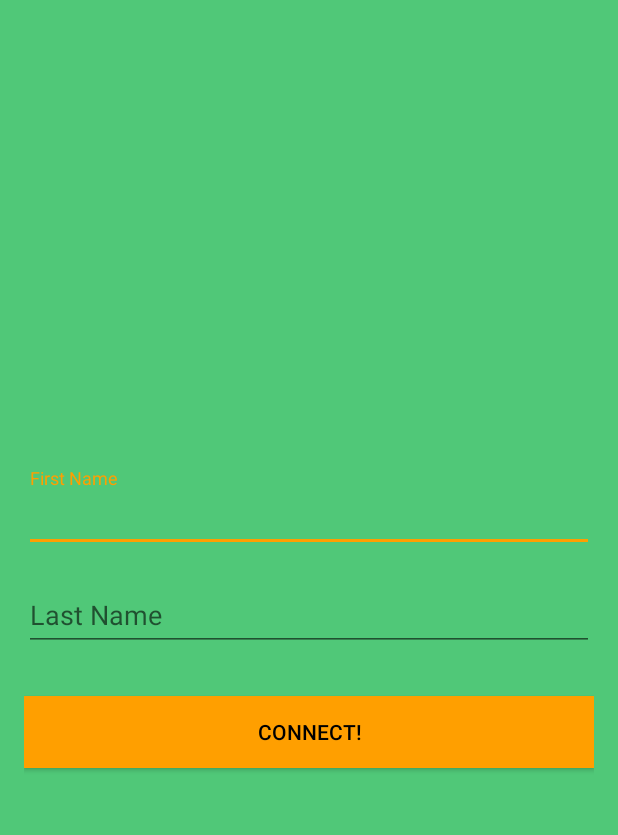
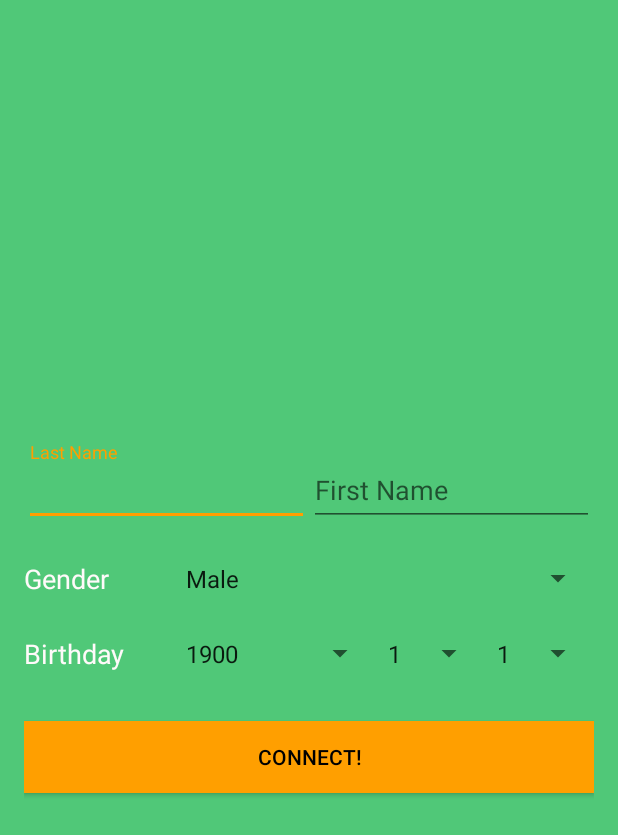
Before and after one commit to TUdeveloper/TeachU3.0.1, an Android app: the ActivityUserSetting screen opened directly, with no data from a screen before it, on a phone screen of 412 x 824 dp. Shown: the top 835 px of the screen. Run offline under Robolectric (Android 15) with nearby library versions, the phone set to English and light mode, and no system bars; our stand-ins replace Firebase (no records; nobody signed in at launch, a user with empty details on screens opened directly); libraries missing offline, so code that uses them is left out: com.facebook, com.facebook.login.

Commit message:
add language setting activity MainTab has a problem

```diff
--- a/app/src/main/java/com/mai/aso/masaya/teachu/ActivityUserSetting.java
+++ b/app/src/main/java/com/mai/aso/masaya/teachu/ActivityUserSetting.java
@@ -8,9 +8,12 @@ import android.support.v7.widget.Toolbar;
 import android.text.TextUtils;
 import android.util.Log;
 import android.view.View;
+import android.widget.AdapterView;
+import android.widget.ArrayAdapter;
 import android.widget.Button;
 import android.widget.EditText;
 import android.widget.ProgressBar;
+import android.widget.Spinner;
 import android.widget.TextView;
 import android.widget.Toast;
 import com.facebook.login.widget.LoginButton;
@@ -22,12 +25,17 @@ import com.google.firebase.auth.AuthCredential;
 import com.google.firebase.auth.AuthResult;
 import com.google.firebase.auth.FacebookAuthProvider;
 import com.google.firebase.auth.FirebaseAuth;
+import com.google.firebase.auth.FirebaseUser;
 import com.google.firebase.database.DatabaseReference;
 import com.google.firebase.database.FirebaseDatabase;
 import com.mai.aso.masaya.teachu.info.FirebaseInfo;
 
+import java.util.ArrayList;
 import java.util.Arrays;
 import java.lang.Object;
+import java.util.Calendar;
+import java.util.Collections;
+import java.util.Locale;
 import java.util.logging.LogManager;
 
 /**
@@ -37,9 +45,13 @@ public class ActivityUserSetting extends AppCompatActivity {
 
     private EditText inputFirstName, inputLastName;
     private FirebaseAuth auth;
+    private FirebaseUser user;
     private ProgressBar progressBar;
     private Button btnUserSetting;
     private LoginButton loginButton;
+    private Spinner spinner_gender, spinner_year, spinner_month, spinner_day;
+    private String[] gender_list;
+    private String setGender,setBirthday, setYear, setMonth, setDay;
     //private static final String TAG = ActivityLogin.class.getSimpleName();
 
     DatabaseReference mRootRef = FirebaseDatabase.getInstance().getReference();
@@ -48,13 +60,6 @@ public class ActivityUserSetting extends AppCompatActivity {
     protected void onCreate(Bundle savedInstanceState) {
         super.onCreate(savedInstanceState);
 
-        //auth = FirebaseAuth.getInstance();
-        //get firebase auth instance
-        //if (auth.getCurrentUser() != null) {
-        //    startActivity(new Intent(ActivityLogin.this, ActivityMainTab.class));
-        //    finish();
-        //}
-
         //set the view
         setContentView(R.layout.activity_user_setting);
 
@@ -62,9 +67,92 @@ public class ActivityUserSetting extends AppCompatActivity {
         inputLastName = (EditText) findViewById(R.id.last_name);
         progressBar = (ProgressBar) findViewById(R.id.progress_user_setting);
         btnUserSetting = (Button) findViewById(R.id.btn_user_setting);
+        spinner_gender = (Spinner)findViewById(R.id.spinner_gender);
+        spinner_year = (Spinner)findViewById(R.id.spinner_year);
+        spinner_month = (Spinner)findViewById(R.id.spinner_month);
+        spinner_day = (Spinner)findViewById(R.id.spinner_day);
+        gender_list = getResources().getStringArray(R.array.spinner_gender_list);
+
+
+        ArrayAdapter<String> genderAdapter = new ArrayAdapter<String>(this,
+                android.R.layout.simple_spinner_item, gender_list);
+        genderAdapter.setDropDownViewResource(android.R.layout.simple_spinner_dropdown_item);
+        spinner_gender.setAdapter(genderAdapter);
+
+        ArrayList<String> yearList = new ArrayList<String>();
+        int thisYear = Calendar.getInstance().get(Calendar.YEAR);
+        for (int i = 1900; i <= thisYear; i++){
+            yearList.add(Integer.toString(i));
+        }
+        ArrayAdapter<String> yearAdapter = new ArrayAdapter<String>(this,
+                android.R.layout.simple_spinner_item, yearList);
+        yearAdapter.setDropDownViewResource(android.R.layout.simple_spinner_dropdown_item);
+        spinner_year.setAdapter(yearAdapter);
+
+        ArrayList<String> monthList = new ArrayList<String>();
+        for (int i = 1; i <= 12; i++){
+            monthList.add(Integer.toString(i));
+        }
+        ArrayAdapter<String> monthAdapter = new ArrayAdapter<String>(this,
+                android.R.layout.simple_spinner_item, monthList);
+        monthAdapter.setDropDownViewResource(android.R.layout.simple_spinner_dropdown_item);
+        spinner_month.setAdapter(monthAdapter);
+
+        ArrayList<String> dayList = new ArrayList<String>();
+        for (int i = 1; i <= 31; i++){
+            dayList.add(Integer.toString(i));
+        }
+        ArrayAdapter<String> dayAdapter = new ArrayAdapter<String>(this,
+                android.R.layout.simple_spinner_item, dayList);
+        dayAdapter.setDropDownViewResource(android.R.layout.simple_spinner_dropdown_item);
+        spinner_day.setAdapter(dayAdapter);
+
+
+        spinner_gender.setOnItemSelectedListener(new AdapterView.OnItemSelectedListener() {
+            @Override
+            public void onItemSelected(AdapterView<?> parent, View view, int position, long id) {
+                setGender = parent.getItemAtPosition(position).toString();
+            }
+            @Override
+            public void onNothingSelected(AdapterView<?> parent) {
+
+            }
+        });
+
+        spinner_year.setOnItemSelectedListener(new AdapterView.OnItemSelectedListener() {
+            @Override
+            public void onItemSelected(AdapterView<?> parent, View view, int position, long id) {
+                setYear = parent.getItemAtPosition(position).toString();
+            }
+            @Override
+            public void onNothingSelected(AdapterView<?> parent) {
+
+            }
+        });
+        spinner_month.setOnItemSelectedListener(new AdapterView.OnItemSelectedListener() {
+            @Override
+            public void onItemSelected(AdapterView<?> parent, View view, int position, long id) {
+                setMonth = parent.getItemAtPosition(position).toString();
+            }
+            @Override
+            public void onNothingSelected(AdapterView<?> parent) {
+
+            }
+        });
+        spinner_day.setOnItemSelectedListener(new AdapterView.OnItemSelectedListener() {
+            @Override
+            public void onItemSelected(AdapterView<?> parent, View view, int position, long id) {
+                setDay = parent.getItemAtPosition(position).toString();
+            }
+            @Override
+            public void onNothingSelected(AdapterView<?> parent) {
+
+            }
+        });
 
         //get firebase auth instance
         auth = FirebaseAuth.getInstance();
+        user = FirebaseAuth.getInstance().getCurrentUser();
 
         btnUserSetting.setOnClickListener(new View.OnClickListener(){
             @Override
@@ -81,12 +169,16 @@ public class ActivityUserSetting extends AppCompatActivity {
                     return;
                 }
 
+                setBirthday = (setMonth + "/" + setDay + "/" + setYear);
+
                 progressBar.setVisibility(View.VISIBLE);
-                mRootRef.child(FirebaseInfo.CHILD_USERS).child(auth.getCurrentUser().getUid()).child(FirebaseInfo.USER_FIRST_NAME).setValue(first_name);
-                mRootRef.child(FirebaseInfo.CHILD_USERS).child(auth.getCurrentUser().getUid()).child(FirebaseInfo.USER_LAST_NAME).setValue(last_name);
+                mRootRef.child(FirebaseInfo.CHILD_USERS).child(user.getUid()).child(FirebaseInfo.USER_FIRST_NAME).setValue(first_name);
+                mRootRef.child(FirebaseInfo.CHILD_USERS).child(user.getUid()).child(FirebaseInfo.USER_LAST_NAME).setValue(last_name);
+                mRootRef.child(FirebaseInfo.CHILD_USERS).child(user.getUid()).child(FirebaseInfo.USER_GENDER).setValue(setGender);
+                mRootRef.child(FirebaseInfo.CHILD_USERS).child(user.getUid()).child(FirebaseInfo.USER_BIRTHDAY).setValue(setBirthday);
                 progressBar.setVisibility(View.GONE);
 
-                Intent intent = new Intent(ActivityUserSetting.this, ActivityMainTab.class);
+                Intent intent = new Intent(ActivityUserSetting.this, ActivityLanguageSetting.class);
                 intent.addFlags(Intent.FLAG_ACTIVITY_NEW_TASK);
                 intent.addFlags(Intent.FLAG_ACTIVITY_CLEAR_TASK);
                 startActivity(intent);
--- a/app/src/main/java/com/mai/aso/masaya/teachu/info/FirebaseInfo.java
+++ b/app/src/main/java/com/mai/aso/masaya/teachu/info/FirebaseInfo.java
@@ -13,4 +13,8 @@ public class FirebaseInfo {
     public static final String USER_BIRTHDAY="birthday";
     public static final String USER_EDUCATION="education";
     public static final String USER_GENDER="gender";
+    public static final String USER_COUNTRY="country";
+    public static final String USER_NATIVE_LANGUAGE="native_language";
+    public static final String USER_LEARN_LANGUAGE="learn_language";
+    public static final String USER_LEARN_LANGUAGE2="learn_language2";
 }
--- a/app/src/main/res/layout/activity_user_setting.xml
+++ b/app/src/main/res/layout/activity_user_setting.xml
@@ -15,9 +15,30 @@
         android:orientation="vertical"
         android:padding="@dimen/activity_horizontal_margin">
 
+        <LinearLayout
+            android:orientation="horizontal"
+            android:layout_width="match_parent"
+            android:layout_height="wrap_content">
+
             <android.support.design.widget.TextInputLayout
                 android:layout_width="match_parent"
-            android:layout_height="wrap_content">
+                android:layout_height="wrap_content"
+                android:layout_weight="1">
+
+                <EditText
+                    android:id="@+id/last_name"
+                    android:layout_width="fill_parent"
+                    android:layout_height="wrap_content"
+                    android:layout_marginBottom="10dp"
+                    android:hint="@string/hint_last_name"
+                    android:textColor="@android:color/white"
+                    android:textColorHint="@android:color/white" />
+            </android.support.design.widget.TextInputLayout>
+
+            <android.support.design.widget.TextInputLayout
+                android:layout_width="match_parent"
+                android:layout_height="wrap_content"
+                android:layout_weight="1">
 
                 <EditText
                     android:id="@+id/first_name"
@@ -30,21 +51,68 @@
                     android:inputType="text" />
             </android.support.design.widget.TextInputLayout>
 
-        <android.support.design.widget.TextInputLayout
+        </LinearLayout>
+
+        <LinearLayout
+            android:orientation="horizontal"
             android:layout_width="match_parent"
             android:layout_height="wrap_content">
 
-            <EditText
-                android:id="@+id/last_name"
-                android:layout_width="fill_parent"
+            <TextView
+                android:layout_width="100dp"
                 android:layout_height="wrap_content"
-                android:layout_marginBottom="10dp"
-                android:hint="@string/hint_last_name"
-                android:textColor="@android:color/white"
-                android:textColorHint="@android:color/white" />
-        </android.support.design.widget.TextInputLayout>
+                android:textAppearance="?android:attr/textAppearanceMedium"
+                android:id="@+id/textView5"
+                android:layout_gravity="center_vertical"
+                android:textColor="@color/colorWhite"
+                android:text="Gender" />
 
-        <!-- Login Button -->
+            <Spinner
+                android:layout_width="match_parent"
+                android:layout_height="50dp"
+                android:id="@+id/spinner_gender"
+                android:spinnerMode="dropdown"
+                android:layout_gravity="left" />
+        </LinearLayout>
+
+        <LinearLayout
+            android:orientation="horizontal"
+            android:layout_width="match_parent"
+            android:layout_height="wrap_content" >
+
+            <TextView
+                android:layout_width="100dp"
+                android:layout_height="wrap_content"
+                android:textAppearance="?android:attr/textAppearanceMedium"
+                android:id="@+id/textView7"
+                android:layout_gravity="center_vertical"
+                android:textColor="@color/colorWhite"
+                android:text="Birthday" />
+
+            <Spinner
+                android:layout_width="match_parent"
+                android:layout_height="50dp"
+                android:id="@+id/spinner_year"
+                android:spinnerMode="dropdown"
+                android:layout_gravity="left"
+                android:layout_weight="0.8" />
+
+            <Spinner
+                android:layout_width="match_parent"
+                android:layout_height="50dp"
+                android:spinnerMode="dropdown"
+                android:layout_gravity="left"
+                android:layout_weight="1"
+                android:id="@+id/spinner_month" />
+
+            <Spinner
+                android:layout_width="match_parent"
+                android:layout_height="50dp"
+                android:id="@+id/spinner_day"
+                android:spinnerMode="dropdown"
+                android:layout_gravity="left"
+                android:layout_weight="1" />
+        </LinearLayout>
 
         <Button
             android:id="@+id/btn_user_setting"
--- a/app/src/main/res/values/strings.xml
+++ b/app/src/main/res/values/strings.xml
@@ -40,6 +40,11 @@
     <string name="lbl_forgot_password">Forgot password?</string>
     <string name="forgot_password_msg">We just need your registered Email Id to sent you password reset instructions.</string>
 
+    <string-array name="spinner_gender_list">
+        <item>Male</item>
+        <item>Female</item>
+        <item>Intersex</item>
+    </string-array>
 
     <!-- TODO: Remove or change this placeholder text -->
     <string name="hello_blank_fragment">Hello blank fragment</string>
```
Also changed, not shown: app/src/main/AndroidManifest.xml (+7 -1 lines), app/src/main/java/com/mai/aso/masaya/teachu/ActivityLanguageSetting.java (added, +179 -0 lines), app/src/main/java/com/mai/aso/masaya/teachu/ActivityLogin.java (+177 -22 lines), app/src/main/res/layout/activity_language_setting.xml (+22 -0 lines). Lines whose indentation alone changed are shown as unchanged.
